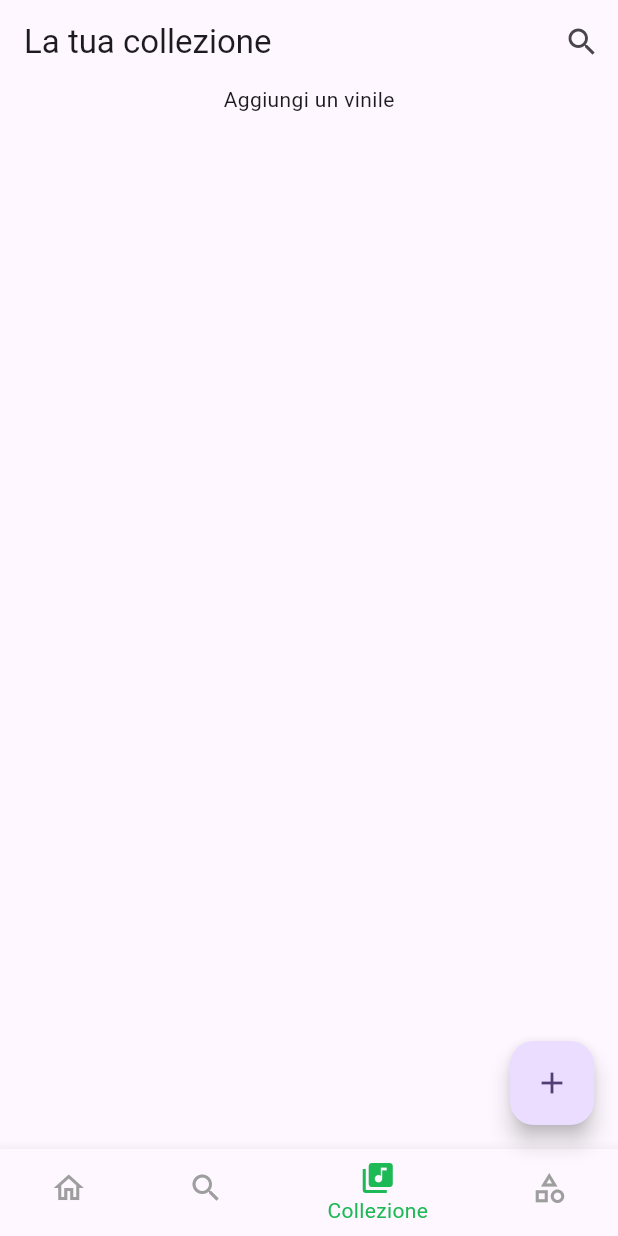
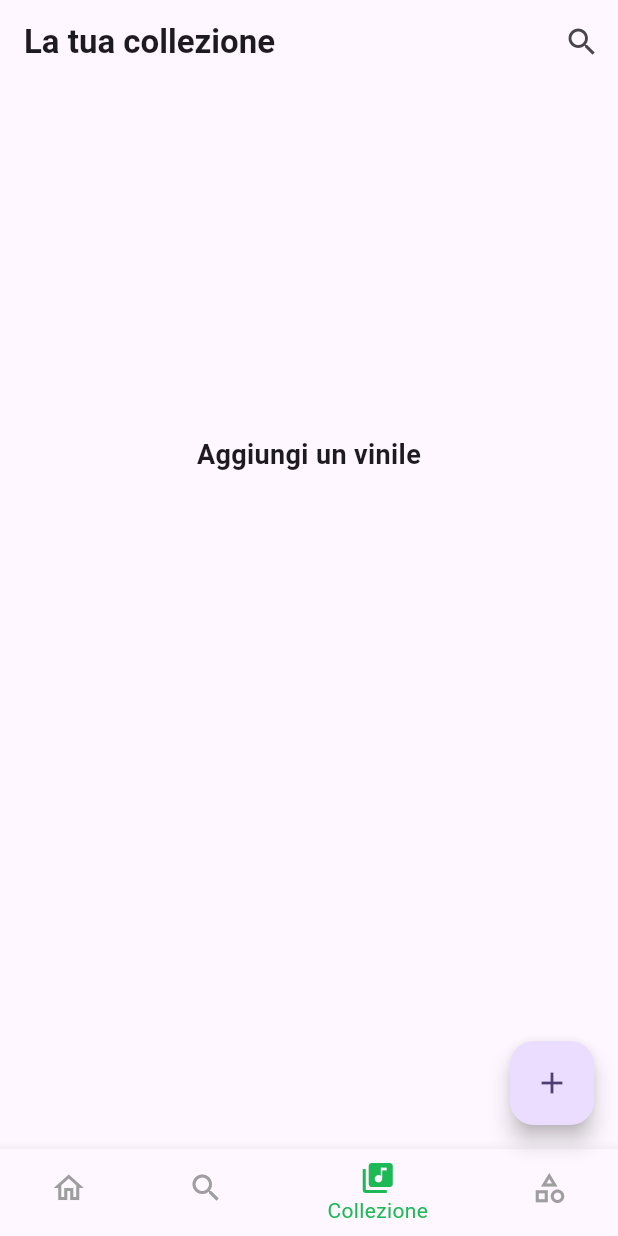
Before and after one commit to paskcodes/vinyl_collection_app, a Flutter app: the screen it shows after launch, swiped to page 3, on a phone screen of 412 x 824 dp. Run offline on Flutter 3.47's test engine with Material 3 defaults, Android fonts, the phone set to English and light mode, and no system bars; our stand-ins replace fl_chart, flutter_dotenv, google_fonts, image_picker, logger, sqflite; accounts and stored records are empty; network calls fail.

Commit message:
Aggiorante tutte le AppBar con il titolo in grassetto e, in alcune delle sotto schermate, anche il titolo centrato, per dare una continuità alla grafica dell'app.

```diff
--- a/lib/screen/schermatePrincipali/schermata_categorie.dart
+++ b/lib/screen/schermatePrincipali/schermata_categorie.dart
@@ -296,6 +296,7 @@ class SchermataCategorieState extends State<SchermataCategorie> {
           _modalitaSelezione
               ? '${_genereSelezionate.length} categorie selezionate'
               : 'Categorie',
+          style: const TextStyle(fontWeight: FontWeight.bold),
         ),
         leading: _modalitaSelezione
             ? IconButton(
--- a/lib/screen/schermatePrincipali/schermata_collezione.dart
+++ b/lib/screen/schermatePrincipali/schermata_collezione.dart
@@ -224,10 +224,11 @@ class SchermataCollezioneState extends State<SchermataCollezione> {
     final double leadingImageSize = context.screenWidth * 0.12;
     return Scaffold(
       appBar: AppBar(
-        title: Text(
-          _modalitaSelezione
-              ? '${_viniliSelezionati.length} selezionati'
-              : 'La tua collezione',
+        title: _modalitaSelezione
+            ? Text('${_viniliSelezionati.length} selezionati')
+            : const Text(
+          'La tua collezione',
+          style: TextStyle(fontWeight: FontWeight.bold),
         ),
         leading: _modalitaSelezione
             ? IconButton(
@@ -292,7 +293,16 @@ class SchermataCollezioneState extends State<SchermataCollezione> {
               ),
             ),
           if (_listaVinili.isEmpty)
-            const Center(child: Text("Aggiungi un vinile")),
+            SizedBox(
+              height: MediaQuery.of(context).size.height * 0.6,
+              child: const Center(
+                child: Text(
+                  "Aggiungi un vinile",
+                  style: TextStyle(fontSize: 18, fontWeight: FontWeight.bold),
+                  textAlign: TextAlign.center,
+                ),
+              ),
+            ),
           ..._listaVinili.map((vinile) {
             final selezionato = _viniliSelezionati.contains(vinile);
             return Card(
--- a/lib/screen/schermatePrincipali/schermata_ricerca.dart
+++ b/lib/screen/schermatePrincipali/schermata_ricerca.dart
@@ -90,7 +90,7 @@ class _SearchScreenState extends State<SearchScreen> {
   @override
   Widget build(BuildContext context) {
     return Scaffold(
-      appBar: AppBar(title: const Text('Cerca su Discogs')),
+      appBar: AppBar(title: const Text(style: TextStyle(fontWeight: FontWeight.bold), 'Cerca su Discogs')),
       body: Padding(
         padding: const EdgeInsets.all(16.0),
         child: Column(
--- a/lib/screen/schermateSecondarie/schermata_aggiungi.dart
+++ b/lib/screen/schermateSecondarie/schermata_aggiungi.dart
@@ -126,7 +126,11 @@ class _SchermataAggiungiState extends State<SchermataAggiungi> {
     final theme = Theme.of(context);
     return Scaffold(
       backgroundColor: theme.colorScheme.surface,
-      appBar: AppBar(title: const Text('Aggiungi Vinile'), centerTitle: true),
+      appBar: AppBar(
+          title: const Text(style: TextStyle(fontWeight: FontWeight.bold), 'Aggiungi Vinile'),
+          centerTitle: true
+
+      ),
       body: Form(
         key: _formKey,
         child: SingleChildScrollView(
--- a/lib/screen/schermateSecondarie/schermata_analisi_vinili.dart
+++ b/lib/screen/schermateSecondarie/schermata_analisi_vinili.dart
@@ -62,7 +62,11 @@ class _AnalisiViniliScreenState extends State<AnalisiViniliScreen> {
 
     return Scaffold(
       appBar: AppBar(
-        title: const Text('Analisi della Collezione'),
+        title: const Text(
+          'Analisi della Collezione',
+          style: TextStyle(fontWeight: FontWeight.bold),
+        ),
+        centerTitle: true,
         backgroundColor: theme.colorScheme.surface,
         elevation: 0,
       ),
--- a/lib/screen/schermateSecondarie/schermata_modifica.dart
+++ b/lib/screen/schermateSecondarie/schermata_modifica.dart
@@ -147,7 +147,11 @@ class _SchermataModificaState extends State<SchermataModifica> {
     return Scaffold(
       backgroundColor: theme.colorScheme.surface,
       appBar: AppBar(
-        title: Text(widget.suggested ? 'Aggiungi vinile' : 'Modifica vinile'),
+        title: Text(
+          widget.suggested ? 'Aggiungi vinile' : 'Modifica vinile',
+          style: const TextStyle(fontWeight: FontWeight.bold),
+        ),
+        centerTitle: true,
       ),
       body: Form(
         key: _formKey,
--- a/lib/screen/schermateSecondarie/schermata_vinili_per_categoria.dart
+++ b/lib/screen/schermateSecondarie/schermata_vinili_per_categoria.dart
@@ -234,7 +234,9 @@ class _SchermataViniliPerCategoriaState
           _modalitaSelezione
               ? '${_viniliSelezionati.length} selezionati'
               : _nomeGenere,
+              style: TextStyle(fontWeight: FontWeight.bold)
         ),
+        centerTitle: true,
         actions: _modalitaSelezione
             ? [
                 IconButton(
```
Also changed, not shown: lib/screen/schermateSecondarie/dettaglio_vinile_collezione.dart (+7 -1 lines), lib/screen/schermateSecondarie/dettaglio_vinile_suggerito.dart (+7 -1 lines).
